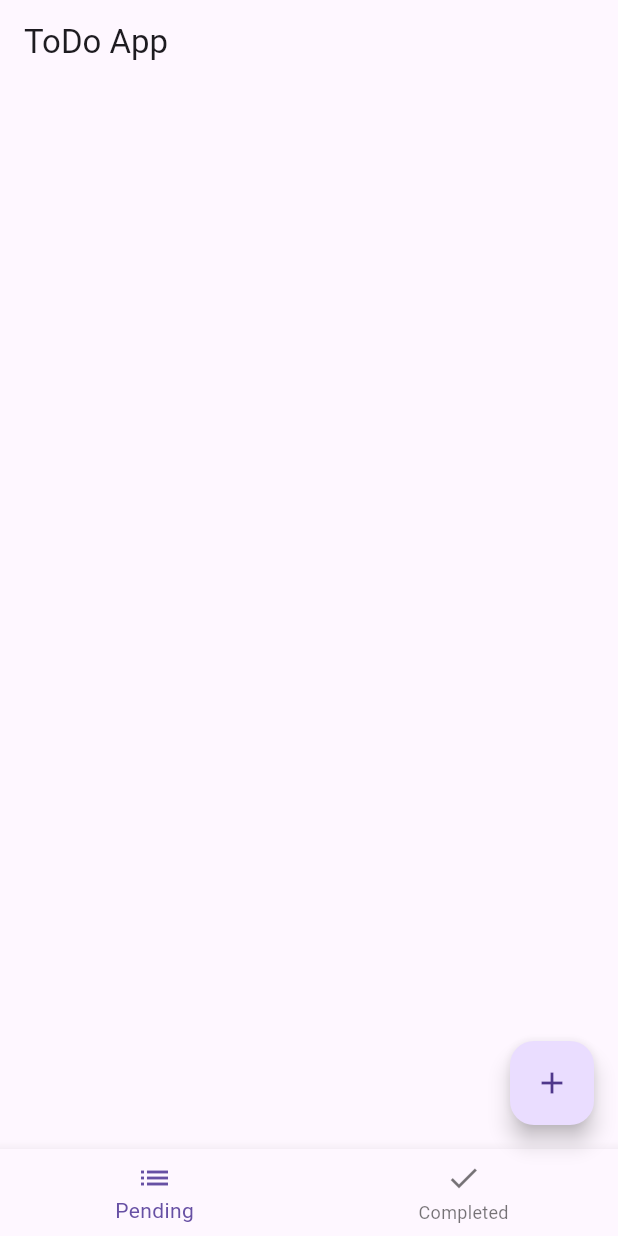
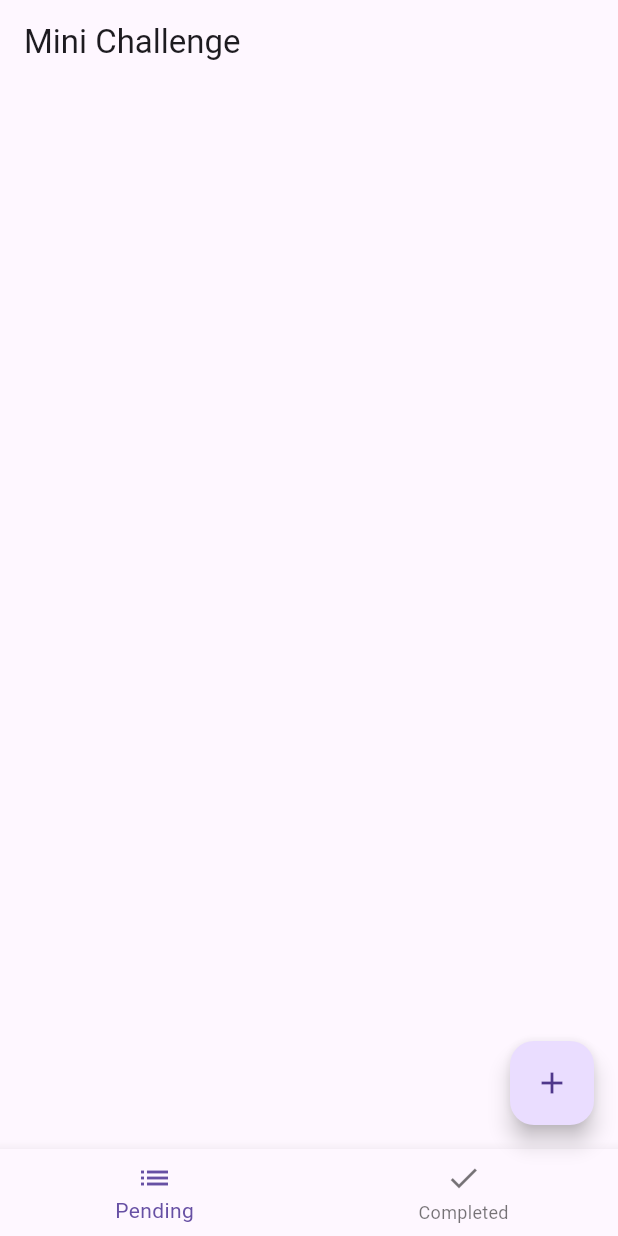
Before and after one commit to riyadmazari/minichallenge, a Flutter app: the screen it shows after launch, on a phone screen of 412 x 824 dp. Run offline on Flutter 3.47's test engine with Material 3 defaults, Android fonts, the light colour scheme and no system bars.

Commit message:
last commit test

```diff
--- a/lib/main.dart
+++ b/lib/main.dart
@@ -82,7 +82,7 @@ class _MainPageState extends State<MainPage> {
 
         return Scaffold(
           appBar: AppBar(
-            title: Text('ToDo App'),
+            title: Text('Mini Challenge'),
           ),
           body: Row(
             children: [
```
